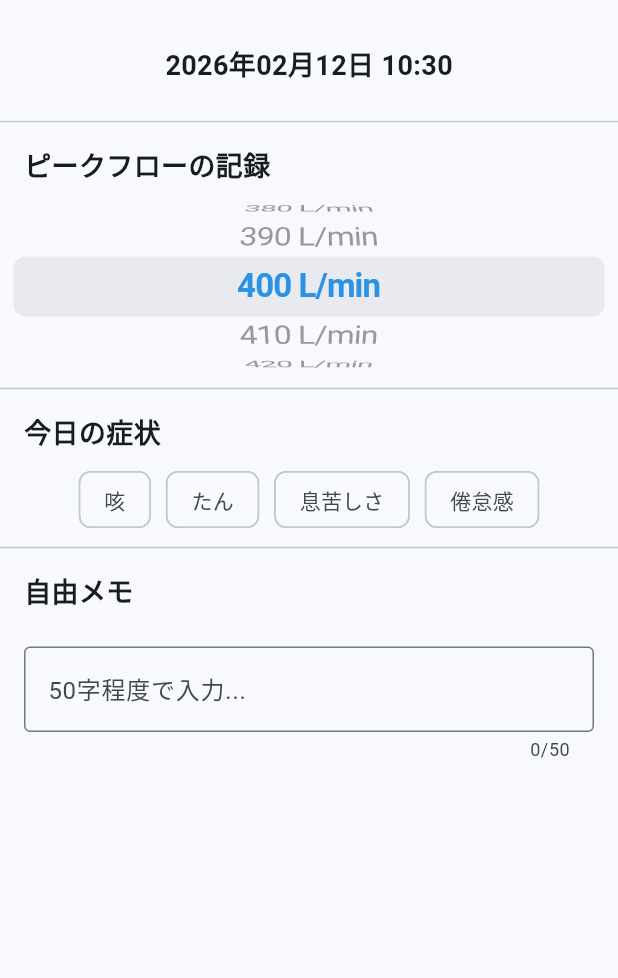
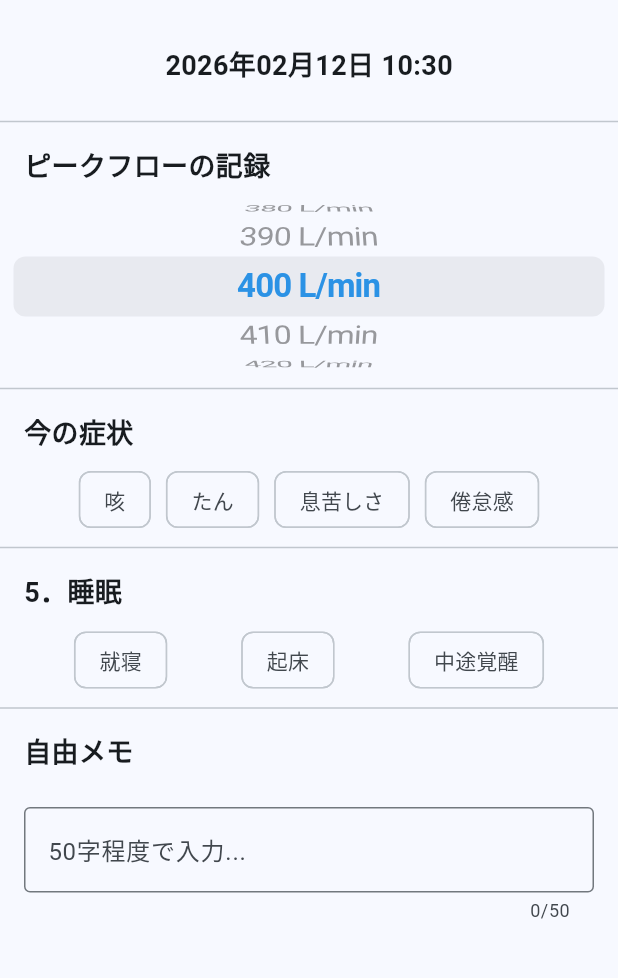
Before and after one commit to shimomari/asmane, a Flutter app: the screen it shows after launch, on a phone screen of 412 x 824 dp, the part 63-1041 px from its top. Run offline on Flutter 3.47's test engine with Material 3 defaults, Android fonts, the phone set to English and light mode, and no system bars.

Commit message:
feat: 睡眠セクション（就寝・起床・中途覚醒）の実装

```diff
--- a/lib/main.dart
+++ b/lib/main.dart
@@ -95,7 +95,7 @@ class _MainScreenState extends State<MainScreen> {
             const Divider(),
 
             // 4. 症状の記録
-            const SectionTitle(title: '今日の症状'),
+            const SectionTitle(title: '今の症状'),
             const Padding(
               padding: EdgeInsets.symmetric(horizontal: 16.0),
               child: Wrap(
@@ -110,7 +110,8 @@ class _MainScreenState extends State<MainScreen> {
               ),
             ),
             const Divider(),
-
+            const SleepSection(),
+            const Divider(),
             // 9. 自由メモ
             const SectionTitle(title: '自由メモ'),
             const Padding(
@@ -131,7 +132,7 @@ class _MainScreenState extends State<MainScreen> {
 }
 
 // --- カスタムウィジェット（部品） ---
-
+//タイトルの見た目を作る//
 class SectionTitle extends StatelessWidget {
   final String title;
   const SectionTitle({super.key, required this.title});
@@ -151,6 +152,7 @@ class SectionTitle extends StatelessWidget {
   }
 }
 
+//症状ボタン
 class SymptomButton extends StatelessWidget {
   final String label;
   const SymptomButton({super.key, required this.label});
@@ -165,3 +167,44 @@ class SymptomButton extends StatelessWidget {
     );
   }
 }
+// 睡眠セクションのボタンをまとめて作る部品
+class SleepSection extends StatefulWidget {
+  const SleepSection({super.key});
+
+  @override
+  State<SleepSection> createState() => _SleepSectionState();
+}
+
+class _SleepSectionState extends State<SleepSection> {
+  // それぞれのボタンが押されているかどうかを覚えておく変数
+  bool isAsleep = false;
+  bool isAwake = false;
+  bool isMidAwake = false;
+
+  @override
+  Widget build(BuildContext context) {
+    return Column(
+      children: [
+        const SectionTitle(title: "5．睡眠"), // タイトルを表示
+        Row(
+          mainAxisAlignment: MainAxisAlignment.spaceEvenly,
+          children: [
+            _buildToggleButton("就寝", isAsleep, () => setState(() => isAsleep = !isAsleep)),
+            _buildToggleButton("起床", isAwake, () => setState(() => isAwake = !isAwake)),
+            _buildToggleButton("中途覚醒", isMidAwake, () => setState(() => isMidAwake = !isMidAwake)),
+          ],
+        ),
+      ],
+    );
+  }
+
+  // ボタンひとつひとつを作るためのレシピ
+  Widget _buildToggleButton(String label, bool active, VoidCallback onTap) {
+    return FilterChip(
+      label: Text(label),
+      selected: active,
+      onSelected: (bool value) => onTap(),
+      selectedColor: Colors.blue[200], // 押した時の色
+    );
+  }
+}
```
